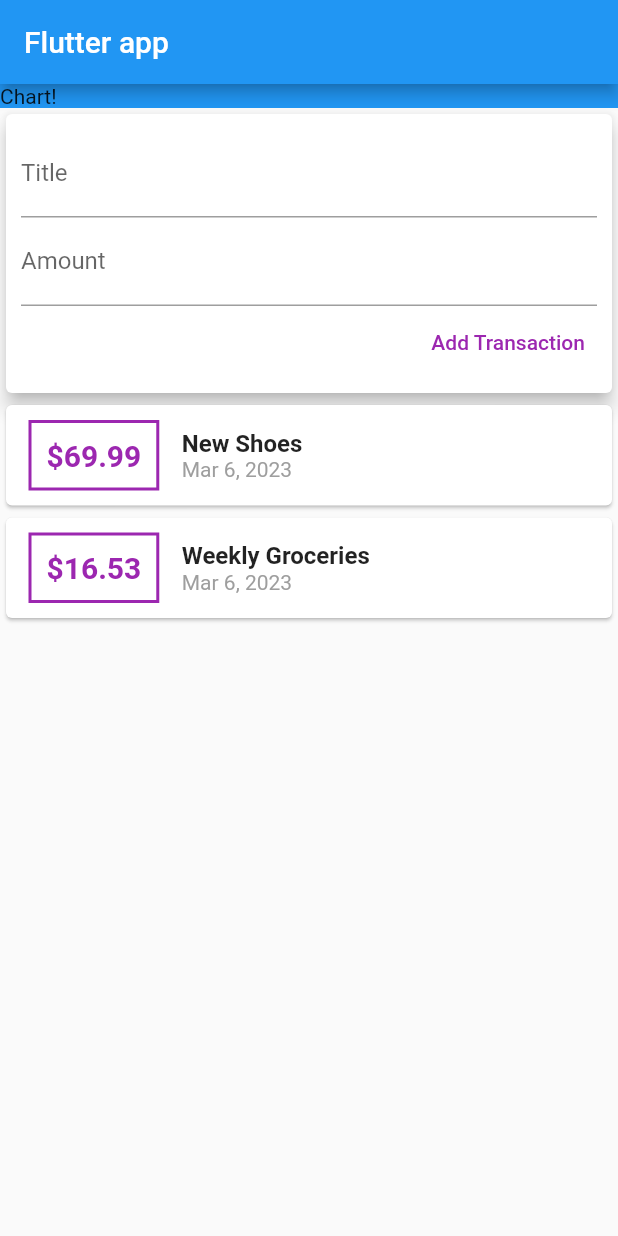
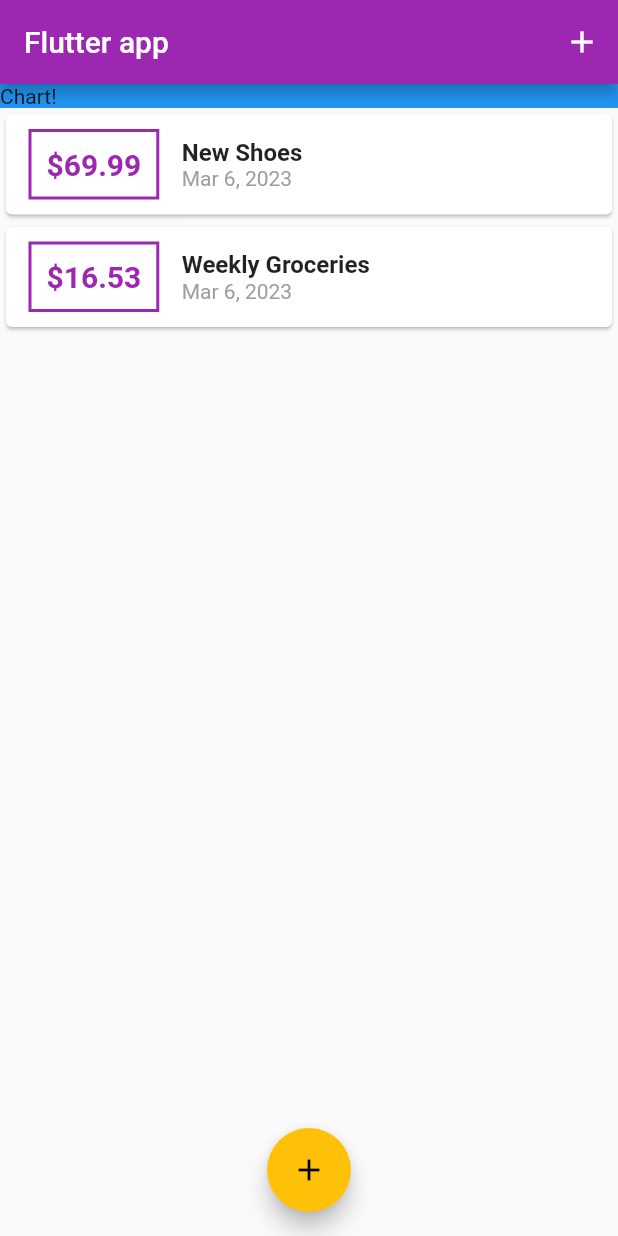
Before and after one commit to RakanW10/real_app_01, a Flutter app: the screen it shows after launch, on a phone screen of 412 x 824 dp. Run offline on Flutter 3.47's test engine with Material 2 defaults, Android fonts, the phone set to English and light mode, and no system bars.

Commit message:
after lecture 96

```diff
--- a/lib/main.dart
+++ b/lib/main.dart
@@ -1,5 +1,7 @@
 import 'package:flutter/material.dart';
-import 'package:real_app_01/widget/user_transactions.dart';
+import 'package:real_app_01/models/transaction.dart';
+import 'package:real_app_01/widget/new_transaction.dart';
+import 'package:real_app_01/widget/transaction_list.dart';
 
 void main() => runApp(MyApp());
 
@@ -7,22 +9,85 @@
   @override
   Widget build(BuildContext context) {
     return MaterialApp(
-      home: Scaffold(
+      title: "Personal Exoebses",
+      theme: ThemeData(
+        primarySwatch: Colors.purple,
+        accentColor: Colors.amber,
+      ),
+      home: MyHomePage(),
+    );
+  }
+}
+
+class MyHomePage extends StatefulWidget {
+  @override
+  State<MyHomePage> createState() => _MyHomePageState();
+}
+
+class _MyHomePageState extends State<MyHomePage> {
+  final List<Transaction> _userTransactions = [
+    Transaction(
+      id: "t1",
+      title: "New Shoes",
+      amount: 69.99,
+      date: DateTime.now(),
+    ),
+    Transaction(
+      id: "t2",
+      title: "Weekly Groceries",
+      amount: 16.53,
+      date: DateTime.now(),
+    ),
+  ];
+  void _addNewTransaction(String txTitle, double txAmount) {
+    final newTx = Transaction(
+      title: txTitle,
+      amount: txAmount,
+      date: DateTime.now(),
+      id: DateTime.now().toString(),
+    );
+    setState(() {
+      _userTransactions.add(newTx);
+    });
+  }
+
+  void _startAddNewTransaction(BuildContext ctx) {
+    showModalBottomSheet(
+      context: ctx,
+      builder: (_) {
+        return NewTransation(_addNewTransaction);
+      },
+    );
+  }
+
+  @override
+  Widget build(BuildContext context) {
+    return Scaffold(
       appBar: AppBar(
         title: const Text('Flutter app'),
+        actions: [
+          IconButton(
+            onPressed: () => _startAddNewTransaction(context),
+            icon: const Icon(Icons.add),
+          ),
+        ],
       ),
       body: Column(
         crossAxisAlignment: CrossAxisAlignment.stretch,
         children: [
           Container(
             width: 100,
+            color: Colors.blue,
             child: const Text("Chart!"),
-              color: Colors.blue,
           ),
-            UserTransactions()
+          TransactionList(_userTransactions),
         ],
       ),
+      floatingActionButton: FloatingActionButton(
+        onPressed: () => _startAddNewTransaction(context),
+        child: const Icon(Icons.add),
       ),
+      floatingActionButtonLocation: FloatingActionButtonLocation.centerFloat,
     );
   }
 }
--- a/lib/widget/transaction_list.dart
+++ b/lib/widget/transaction_list.dart
@@ -23,16 +23,16 @@
                 padding: const EdgeInsets.all(10),
                 decoration: BoxDecoration(
                   border: Border.all(
-                    color: Colors.purple,
+                    color: Theme.of(context).primaryColor,
                     width: 2,
                   ),
                 ),
                 child: Text(
-                  "\$${transactions[index].amount}",
-                  style: const TextStyle(
+                  "\$${transactions[index].amount.toStringAsFixed(2)}",
+                  style: TextStyle(
                     fontWeight: FontWeight.bold,
                     fontSize: 20,
-                    color: Colors.purple,
+                    color: Theme.of(context).primaryColor,
                   ),
                 ),
               ),
--- a/lib/widget/user_transactions.dart
+++ /dev/null
@@ -1,51 +0,0 @@
-import 'package:flutter/material.dart';
-import 'package:real_app_01/models/transaction.dart';
-import 'package:real_app_01/widget/new_transaction.dart';
-import 'package:real_app_01/widget/transaction_list.dart';
-
-class UserTransactions extends StatefulWidget {
-  const UserTransactions({super.key});
-
-  @override
-  State<UserTransactions> createState() => _UserTransactionsState();
-}
-
-class _UserTransactionsState extends State<UserTransactions> {
-  final List<Transaction> _userTransactions = [
-    Transaction(
-      id: "t1",
-      title: "New Shoes",
-      amount: 69.99,
-      date: DateTime.now(),
-    ),
-    Transaction(
-      id: "t2",
-      title: "Weekly Groceries",
-      amount: 16.53,
-      date: DateTime.now(),
-    ),
-  ];
-  void _addNewTransaction(String txTitle, double txAmount) {
-    final newTx = Transaction(
-      title: txTitle,
-      amount: txAmount,
-      date: DateTime.now(),
-      id: DateTime.now().toString(),
-    );
-    setState(() {
-      _userTransactions.add(newTx);
-    });
-  }
-
-  @override
-  Widget build(BuildContext context) {
-    return Column(
-      children: [
-        NewTransation(
-          addTx: _addNewTransaction,
-        ),
-        TransactionList(_userTransactions),
-      ],
-    );
-  }
-}
```
Also changed, not shown: lib/widget/new_transaction.dart (+27 -7 lines). Lines whose indentation alone changed are shown as unchanged.
